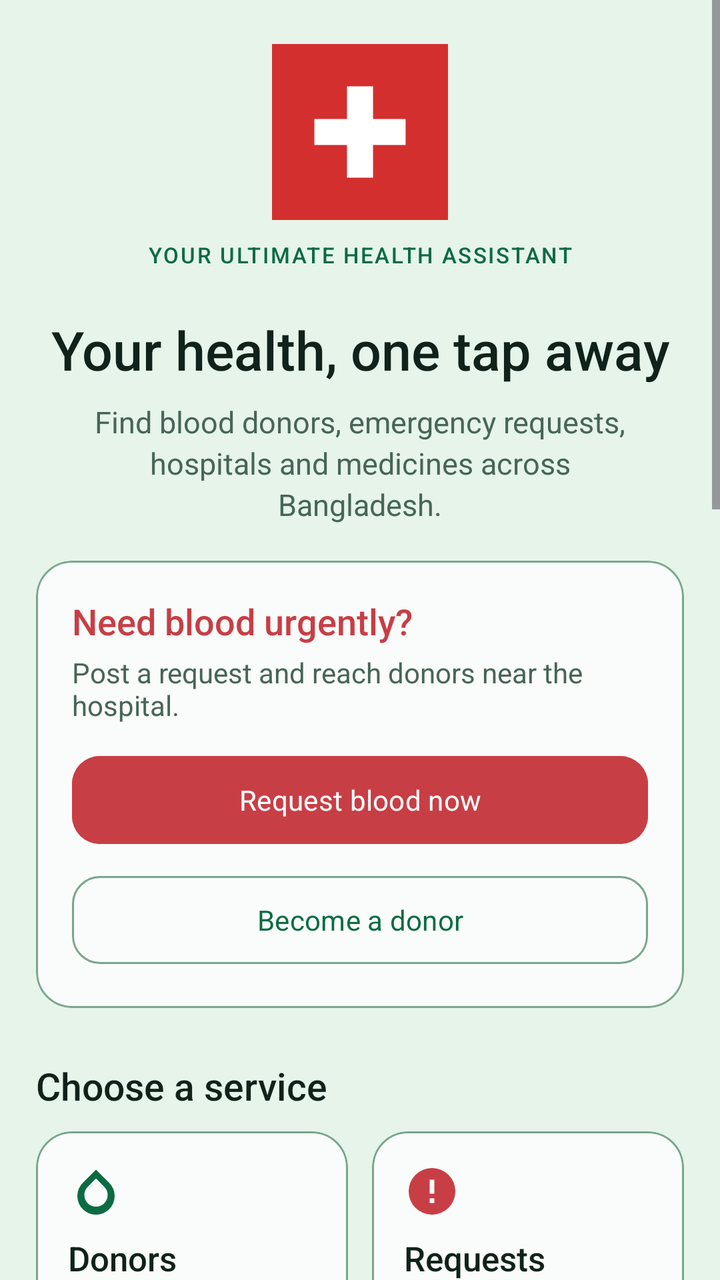
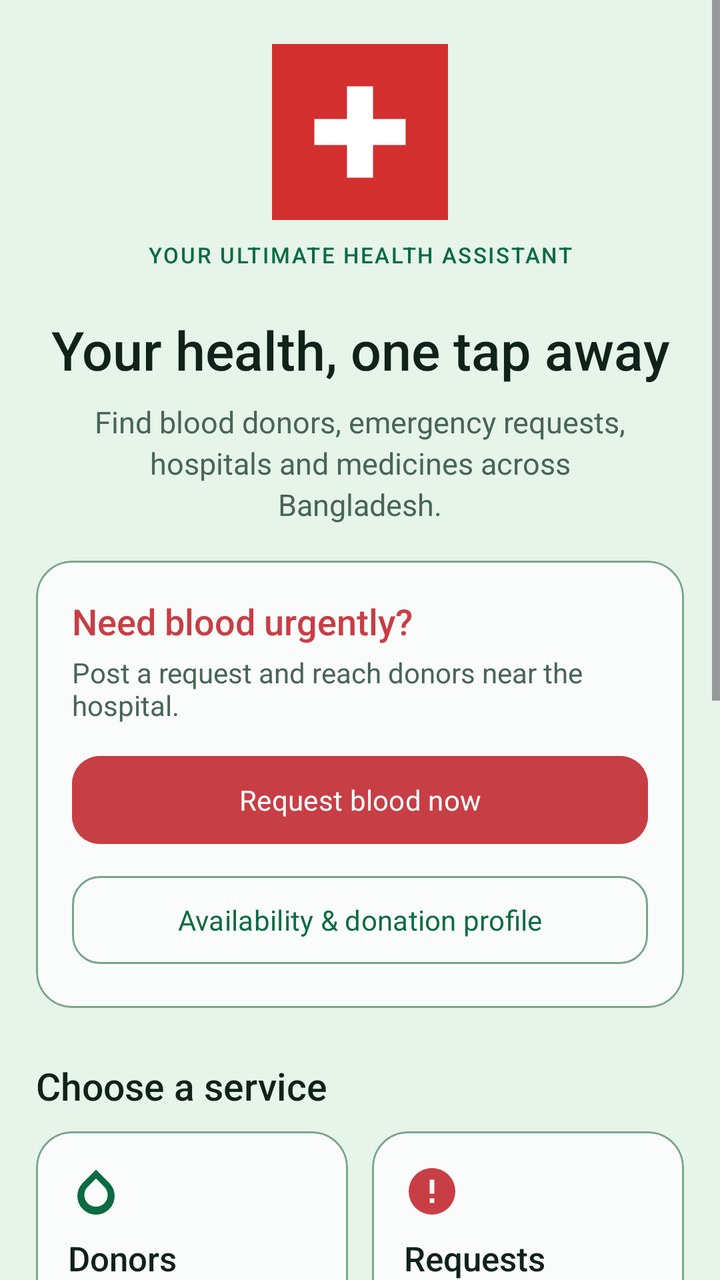

Before-and-after screenshots of an Android layout around one commit, followed by the original layout XML and the change that was made.
<!-- AndroidManifest.xml: application theme Theme.ShasthoBondhu -->
<!-- res/layout/fragment_home.xml -->
<?xml version="1.0" encoding="utf-8"?>
<ScrollView xmlns:android="http://schemas.android.com/apk/res/android"
    xmlns:app="http://schemas.android.com/apk/res-auto"
    android:layout_width="match_parent"
    android:layout_height="match_parent"
    android:background="@color/background"
    android:clipToPadding="false"
    android:fillViewport="true">

    <LinearLayout
        android:layout_width="match_parent"
        android:layout_height="wrap_content"
        android:orientation="vertical"
        android:paddingStart="18dp"
        android:paddingTop="22dp"
        android:paddingEnd="18dp"
        android:paddingBottom="24dp">

        <ImageView
            android:layout_width="88dp"
            android:layout_height="88dp"
            android:layout_gravity="center_horizontal"
            android:contentDescription="@string/app_name"
            android:src="@drawable/ic_app_logo" />

        <TextView
            android:layout_width="match_parent"
            android:layout_height="wrap_content"
            android:layout_marginTop="10dp"
            android:fontFamily="sans-serif-medium"
            android:gravity="center"
            android:letterSpacing="0.08"
            android:text="@string/brand_tagline"
            android:textColor="@color/primary"
            android:textSize="11sp" />

        <TextView
            android:layout_width="match_parent"
            android:layout_height="wrap_content"
            android:layout_marginTop="22dp"
            android:fontFamily="sans-serif-medium"
            android:gravity="center"
            android:text="@string/home_greeting"
            android:textColor="@color/text_primary"
            android:textSize="27sp" />

        <TextView
            android:layout_width="match_parent"
            android:layout_height="wrap_content"
            android:layout_marginStart="16dp"
            android:layout_marginTop="8dp"
            android:layout_marginEnd="16dp"
            android:gravity="center"
            android:lineSpacingExtra="3dp"
            android:text="@string/home_subtitle"
            android:textColor="@color/text_secondary"
            android:textSize="15sp" />

        <com.google.android.material.card.MaterialCardView
            style="@style/Widget.Shastho.Card.Box"
            android:layout_width="match_parent"
            android:layout_height="wrap_content"
            android:layout_marginTop="18dp">

            <LinearLayout
                android:layout_width="match_parent"
                android:layout_height="wrap_content"
                android:orientation="vertical"
                android:padding="18dp">

                <TextView
                    android:layout_width="match_parent"
                    android:layout_height="wrap_content"
                    android:fontFamily="sans-serif-medium"
                    android:text="@string/home_emergency_title"
                    android:textColor="@color/emergency"
                    android:textSize="18sp" />

                <TextView
                    android:layout_width="match_parent"
                    android:layout_height="wrap_content"
                    android:layout_marginTop="4dp"
                    android:text="@string/home_emergency_note"
                    android:textColor="@color/text_secondary"
                    android:textSize="14sp" />

                <com.google.android.material.button.MaterialButton
                    android:id="@+id/btnQuickRequest"
                    style="@style/Widget.Shastho.Button.Primary"
                    android:layout_width="match_parent"
                    android:layout_height="52dp"
                    android:layout_marginTop="12dp"
                    android:backgroundTint="@color/emergency"
                    android:text="@string/request_blood_now" />

                <com.google.android.material.button.MaterialButton
                    android:id="@+id/btnQuickDonate"
                    style="@style/Widget.Shastho.Button.Box"
                    android:layout_width="match_parent"
                    android:layout_height="52dp"
                    android:layout_marginTop="8dp"
                    android:text="@string/become_donor" />
            </LinearLayout>
        </com.google.android.material.card.MaterialCardView>

        <TextView
            android:layout_width="match_parent"
            android:layout_height="wrap_content"
            android:layout_marginTop="26dp"
            android:fontFamily="sans-serif-medium"
            android:text="@string/home_choose_service"
            android:textColor="@color/text_primary"
            android:textSize="19sp" />

        <LinearLayout
            android:layout_width="match_parent"
            android:layout_height="wrap_content"
            android:layout_marginTop="10dp"
            android:baselineAligned="false"
            android:orientation="horizontal">

            <com.google.android.material.card.MaterialCardView
                android:id="@+id/cardDonors"
                style="@style/Widget.Shastho.Card.Action"
                android:layout_width="0dp"
                android:layout_height="124dp"
                android:layout_marginEnd="6dp"
                android:layout_weight="1">

                <LinearLayout
                    android:layout_width="match_parent"
                    android:layout_height="match_parent"
                    android:gravity="center_vertical"
                    android:orientation="vertical"
                    android:padding="16dp">
                    <ImageView
                        android:layout_width="28dp"
                        android:layout_height="28dp"
                        android:contentDescription="@string/nav_donors"
                        android:src="@drawable/ic_nav_donors"
                        app:tint="@color/primary" />
                    <TextView
                        android:layout_width="wrap_content"
                        android:layout_height="wrap_content"
                        android:layout_marginTop="8dp"
                        android:fontFamily="sans-serif-medium"
                        android:text="@string/nav_donors"
                        android:textColor="@color/text_primary"
                        android:textSize="17sp" />
                    <TextView
                        android:layout_width="match_parent"
                        android:layout_height="wrap_content"
                        android:layout_marginTop="2dp"
                        android:maxLines="2"
                        android:text="@string/home_donors_note"
                        android:textColor="@color/text_secondary"
                        android:textSize="13sp" />
                </LinearLayout>
            </com.google.android.material.card.MaterialCardView>

            <com.google.android.material.card.MaterialCardView
                android:id="@+id/cardRequests"
                style="@style/Widget.Shastho.Card.Action"
                android:layout_width="0dp"
                android:layout_height="124dp"
                android:layout_marginStart="6dp"
                android:layout_weight="1">
                <LinearLayout
                    android:layout_width="match_parent"
                    android:layout_height="match_parent"
                    android:gravity="center_vertical"
                    android:orientation="vertical"
                    android:padding="16dp">
                    <ImageView
                        android:layout_width="28dp"
                        android:layout_height="28dp"
                        android:contentDescription="@string/nav_requests"
                        android:src="@drawable/ic_nav_requests"
                        app:tint="@color/emergency" />
                    <TextView
                        android:layout_width="wrap_content"
                        android:layout_height="wrap_content"
                        android:layout_marginTop="8dp"
                        android:fontFamily="sans-serif-medium"
                        android:text="@string/nav_requests"
                        android:textColor="@color/text_primary"
                        android:textSize="17sp" />
                    <TextView
                        android:layout_width="match_parent"
                        android:layout_height="wrap_content"
                        android:layout_marginTop="2dp"
                        android:maxLines="2"
                        android:text="@string/home_requests_note"
                        android:textColor="@color/text_secondary"
                        android:textSize="13sp" />
                </LinearLayout>
            </com.google.android.material.card.MaterialCardView>
        </LinearLayout>

        <LinearLayout
            android:layout_width="match_parent"
            android:layout_height="wrap_content"
            android:layout_marginTop="12dp"
            android:baselineAligned="false"
            android:orientation="horizontal">

            <com.google.android.material.card.MaterialCardView
                android:id="@+id/cardHospitals"
                style="@style/Widget.Shastho.Card.Action"
                android:layout_width="0dp"
                android:layout_height="124dp"
                android:layout_marginEnd="6dp"
                android:layout_weight="1">
                <LinearLayout
                    android:layout_width="match_parent"
                    android:layout_height="match_parent"
                    android:gravity="center_vertical"
                    android:orientation="vertical"
                    android:padding="16dp">
                    <ImageView
                        android:layout_width="28dp"
                        android:layout_height="28dp"
                        android:contentDescription="@string/nav_hospitals"
                        android:src="@drawable/ic_nav_hospitals"
                        app:tint="@color/primary" />
                    <TextView
                        android:layout_width="wrap_content"
                        android:layout_height="wrap_content"
                        android:layout_marginTop="8dp"
                        android:fontFamily="sans-serif-medium"
                        android:text="@string/nav_hospitals"
                        android:textColor="@color/text_primary"
                        android:textSize="17sp" />
                    <TextView
                        android:layout_width="match_parent"
                        android:layout_height="wrap_content"
                        android:layout_marginTop="2dp"
                        android:maxLines="2"
                        android:text="@string/home_hospitals_note"
                        android:textColor="@color/text_secondary"
                        android:textSize="13sp" />
                </LinearLayout>
            </com.google.android.material.card.MaterialCardView>

            <com.google.android.material.card.MaterialCardView
                android:id="@+id/cardMedicines"
                style="@style/Widget.Shastho.Card.Action"
                android:layout_width="0dp"
                android:layout_height="124dp"
                android:layout_marginStart="6dp"
                android:layout_weight="1">
                <LinearLayout
                    android:layout_width="match_parent"
                    android:layout_height="match_parent"
                    android:gravity="center_vertical"
                    android:orientation="vertical"
                    android:padding="16dp">
                    <ImageView
                        android:layout_width="28dp"
                        android:layout_height="28dp"
                        android:contentDescription="@string/nav_medicines"
                        android:src="@drawable/ic_nav_medicines"
                        app:tint="@color/primary" />
                    <TextView
                        android:layout_width="wrap_content"
                        android:layout_height="wrap_content"
                        android:layout_marginTop="8dp"
                        android:fontFamily="sans-serif-medium"
                        android:text="@string/nav_medicines"
                        android:textColor="@color/text_primary"
                        android:textSize="17sp" />
                    <TextView
                        android:layout_width="match_parent"
                        android:layout_height="wrap_content"
                        android:layout_marginTop="2dp"
                        android:maxLines="2"
                        android:text="@string/home_medicines_note"
                        android:textColor="@color/text_secondary"
                        android:textSize="13sp" />
                </LinearLayout>
            </com.google.android.material.card.MaterialCardView>
        </LinearLayout>

        <com.google.android.material.card.MaterialCardView
            style="@style/Widget.Shastho.Card.Box"
            android:layout_width="match_parent"
            android:layout_height="wrap_content"
            android:layout_marginTop="18dp">

            <LinearLayout
                android:layout_width="match_parent"
                android:layout_height="wrap_content"
                android:orientation="vertical"
                android:padding="18dp">

                <TextView
                    android:layout_width="match_parent"
                    android:layout_height="wrap_content"
                    android:fontFamily="sans-serif-medium"
                    android:text="@string/lab_home_title"
                    android:textColor="@color/text_primary"
                    android:textSize="18sp" />

                <TextView
                    android:layout_width="match_parent"
                    android:layout_height="wrap_content"
                    android:layout_marginTop="4dp"
                    android:text="@string/lab_home_note"
                    android:textColor="@color/text_secondary"
                    android:textSize="14sp" />

                <com.google.android.material.button.MaterialButton
                    android:id="@+id/btnLabDemo"
                    style="@style/Widget.Shastho.Button.Primary"
                    android:layout_width="match_parent"
                    android:layout_height="52dp"
                    android:layout_marginTop="14dp"
                    android:text="@string/open_lab_demo" />
            </LinearLayout>
        </com.google.android.material.card.MaterialCardView>

        <com.google.android.material.card.MaterialCardView
            style="@style/Widget.Shastho.Card.Box"
            android:layout_width="match_parent"
            android:layout_height="wrap_content"
            android:layout_marginTop="18dp">
            <LinearLayout
                android:layout_width="match_parent"
                android:layout_height="wrap_content"
                android:orientation="vertical"
                android:padding="18dp">
                <TextView
                    android:layout_width="match_parent"
                    android:layout_height="wrap_content"
                    android:fontFamily="sans-serif-medium"
                    android:text="@string/owner_access_title"
                    android:textColor="@color/text_primary"
                    android:textSize="18sp" />
                <TextView
                    android:layout_width="match_parent"
                    android:layout_height="wrap_content"
                    android:layout_marginTop="4dp"
                    android:text="@string/owner_access_note"
                    android:textColor="@color/text_secondary"
                    android:textSize="14sp" />
                <com.google.android.material.button.MaterialButton
                    android:id="@+id/btnPharmacyOwner"
                    style="@style/Widget.Shastho.Button.Primary"
                    android:layout_width="match_parent"
                    android:layout_height="52dp"
                    android:layout_marginTop="14dp"
                    android:text="@string/pharmacy_owner_login" />
                <com.google.android.material.button.MaterialButton
                    android:id="@+id/btnHospitalOwner"
                    style="@style/Widget.Shastho.Button.Box"
                    android:layout_width="match_parent"
                    android:layout_height="52dp"
                    android:layout_marginTop="8dp"
                    android:text="@string/hospital_owner_login" />
            </LinearLayout>
        </com.google.android.material.card.MaterialCardView>

        <com.google.android.material.card.MaterialCardView
            style="@style/Widget.Shastho.Card.Box"
            android:layout_width="match_parent"
            android:layout_height="wrap_content"
            android:layout_marginTop="18dp">
            <LinearLayout
                android:layout_width="match_parent"
                android:layout_height="wrap_content"
                android:orientation="vertical"
                android:padding="18dp">
                <TextView
                    android:id="@+id/tvAccountTitle"
                    android:layout_width="match_parent"
                    android:layout_height="wrap_content"
                    android:fontFamily="sans-serif-medium"
                    android:text="@string/home_account_title"
                    android:textColor="@color/text_primary"
                    android:textSize="18sp" />
                <TextView
                    android:id="@+id/tvAccountNote"
                    android:layout_width="match_parent"
                    android:layout_height="wrap_content"
                    android:layout_marginTop="4dp"
                    android:lineSpacingExtra="2dp"
                    android:text="@string/home_account_note"
                    android:textColor="@color/text_secondary"
                    android:textSize="14sp" />
                <com.google.android.material.button.MaterialButton
                    android:id="@+id/btnLogin"
                    style="@style/Widget.Shastho.Button.Primary"
                    android:layout_width="match_parent"
                    android:layout_height="52dp"
                    android:layout_marginTop="16dp"
                    android:text="@string/action_login" />
                <com.google.android.material.button.MaterialButton
                    android:id="@+id/btnRegister"
                    style="@style/Widget.Shastho.Button.Box"
                    android:layout_width="match_parent"
                    android:layout_height="52dp"
                    android:layout_marginTop="8dp"
                    android:text="@string/action_register" />
                <com.google.android.material.button.MaterialButton
                    android:id="@+id/btnForgotPassword"
                    style="@style/Widget.Material3.Button.TextButton"
                    android:layout_width="wrap_content"
                    android:layout_height="48dp"
                    android:layout_gravity="center_horizontal"
                    android:layout_marginTop="2dp"
                    android:text="@string/forgot_password"
                    android:textAllCaps="false"
                    android:textColor="@color/primary" />
                <com.google.android.material.button.MaterialButton
                    android:id="@+id/btnOpenDashboard"
                    style="@style/Widget.Shastho.Button.Primary"
                    android:layout_width="match_parent"
                    android:layout_height="52dp"
                    android:layout_marginTop="14dp"
                    android:text="@string/open_dashboard"
                    android:visibility="gone" />
                <com.google.android.material.button.MaterialButton
                    android:id="@+id/btnSignOut"
                    style="@style/Widget.Shastho.Button.Box"
                    android:layout_width="match_parent"
                    android:layout_height="52dp"
                    android:layout_marginTop="8dp"
                    android:text="@string/sign_out"
                    android:visibility="gone" />
                <TextView
                    android:id="@+id/tvLocalModeNotice"
                    android:layout_width="match_parent"
                    android:layout_height="wrap_content"
                    android:layout_marginTop="10dp"
                    android:text="@string/local_mode_notice"
                    android:textColor="@color/warning"
                    android:textSize="12sp"
                    android:visibility="gone" />
            </LinearLayout>
        </com.google.android.material.card.MaterialCardView>
    </LinearLayout>
</ScrollView>
<!-- resources referenced by this layout -->
<resources>
  <color name="background">#E6F4EA</color>
  <color name="emergency">#C83E45</color>
  <color name="primary">#0B6B43</color>
  <color name="text_primary">#102219</color>
  <color name="text_secondary">#486557</color>
  <color name="warning">#A66F00</color>
  <string name="action_login">Login</string>
  <string name="action_register">Register</string>
  <string name="app_name">ShasthoBondhu</string>
  <string name="become_donor">Become a donor</string>
  <string name="brand_tagline">YOUR ULTIMATE HEALTH ASSISTANT</string>
  <string name="forgot_password">Forgot password?</string>
  <string name="home_account_note">Sign in to register as a donor, request blood or manage pharmacy stock.</string>
  <string name="home_account_title">Your ShasthoBondhu account</string>
  <string name="home_choose_service">Choose a service</string>
  <string name="home_donors_note">Find nearby blood donors</string>
  <string name="home_emergency_note">Post a request and reach donors near the hospital.</string>
  <string name="home_emergency_title">Need blood urgently?</string>
  <string name="home_greeting">Your health, one tap away</string>
  <string name="home_hospitals_note">Find care by area</string>
  <string name="home_medicines_note">Check pharmacy stock</string>
  <string name="home_requests_note">See urgent blood needs</string>
  <string name="home_subtitle">Find blood donors, emergency requests, hospitals and medicines across Bangladesh.</string>
  <string name="hospital_owner_login">Hospital owner</string>
  <string name="lab_home_note">Open the live demonstrations for Intents, broadcasts, contacts, services, JSON API and Firebase.</string>
  <string name="lab_home_title">Android components lab</string>
  <string name="local_mode_notice">Firebase email sign-in is not enabled, so this account is stored on this phone. Enable Email/Password in Firebase to sync.</string>
  <string name="nav_donors">Donors</string>
  <string name="nav_hospitals">Hospitals</string>
  <string name="nav_medicines">Medicines</string>
  <string name="nav_requests">Requests</string>
  <string name="open_dashboard">Open my dashboard</string>
  <string name="open_lab_demo">Open lab demonstration</string>
  <string name="owner_access_note">Create your facility, then publish the medicines, tests and services you have available.</string>
  <string name="owner_access_title">For pharmacy and hospital owners</string>
  <string name="pharmacy_owner_login">Pharmacy owner</string>
  <string name="request_blood_now">Request blood now</string>
  <string name="sign_out">Sign out</string>
  <style name="Widget.Shastho.Button.Primary" parent="Widget.Material3.Button">
          <item name="backgroundTint">@color/primary</item>
          <item name="android:textColor">@color/on_primary</item>
          <item name="cornerRadius">14dp</item>
          <item name="android:minHeight">52dp</item>
          <item name="android:textAllCaps">false</item>
      </style>
  <style name="Widget.Shastho.Card.Action" parent="Widget.Shastho.Card.Box">
          <item name="rippleColor">@color/primary_container</item>
          <item name="android:clickable">true</item>
          <item name="android:focusable">true</item>
      </style>
  <style name="Widget.Shastho.Card.Box" parent="Widget.Material3.CardView.Outlined">
          <item name="cardBackgroundColor">@color/surface</item>
          <item name="cardCornerRadius">18dp</item>
          <item name="cardElevation">0dp</item>
          <item name="strokeColor">@color/outline</item>
          <item name="strokeWidth">1dp</item>
      </style>
  <color name="outline">#7AA58D</color>
  <color name="on_primary">#FFFFFF</color>
  <color name="primary_container">#C9EAD5</color>
  <color name="surface">#F9FCFA</color>
  <color name="on_primary_container">#073C27</color>
  <color name="surface_variant">#D5E9DC</color>
  <!-- unchanged entries left out for length: 7 -->
</resources>

<!-- the commit's change to res/layout/fragment_home.xml (unified diff, before → after) -->
@@ -99,7 +99,7 @@
                     android:layout_width="match_parent"
                     android:layout_height="52dp"
                     android:layout_marginTop="8dp"
-                    android:text="@string/become_donor" />
+                    android:text="@string/manage_donor_profile" />
             </LinearLayout>
         </com.google.android.material.card.MaterialCardView>
 
@@ -330,47 +330,6 @@
                 android:orientation="vertical"
                 android:padding="18dp">
                 <TextView
-                    android:layout_width="match_parent"
-                    android:layout_height="wrap_content"
-                    android:fontFamily="sans-serif-medium"
-                    android:text="@string/owner_access_title"
-                    android:textColor="@color/text_primary"
-                    android:textSize="18sp" />
-                <TextView
-                    android:layout_width="match_parent"
-                    android:layout_height="wrap_content"
-                    android:layout_marginTop="4dp"
-                    android:text="@string/owner_access_note"
-                    android:textColor="@color/text_secondary"
-                    android:textSize="14sp" />
-                <com.google.android.material.button.MaterialButton
-                    android:id="@+id/btnPharmacyOwner"
-                    style="@style/Widget.Shastho.Button.Primary"
-                    android:layout_width="match_parent"
-                    android:layout_height="52dp"
-                    android:layout_marginTop="14dp"
-                    android:text="@string/pharmacy_owner_login" />
-                <com.google.android.material.button.MaterialButton
-                    android:id="@+id/btnHospitalOwner"
-                    style="@style/Widget.Shastho.Button.Box"
-                    android:layout_width="match_parent"
-                    android:layout_height="52dp"
-                    android:layout_marginTop="8dp"
-                    android:text="@string/hospital_owner_login" />
-            </LinearLayout>
-        </com.google.android.material.card.MaterialCardView>
-
-        <com.google.android.material.card.MaterialCardView
-            style="@style/Widget.Shastho.Card.Box"
-            android:layout_width="match_parent"
-            android:layout_height="wrap_content"
-            android:layout_marginTop="18dp">
-            <LinearLayout
-                android:layout_width="match_parent"
-                android:layout_height="wrap_content"
-                android:orientation="vertical"
-                android:padding="18dp">
-                <TextView
                     android:id="@+id/tvAccountTitle"
                     android:layout_width="match_parent"
                     android:layout_height="wrap_content"
@@ -387,38 +346,6 @@
                     android:text="@string/home_account_note"
                     android:textColor="@color/text_secondary"
                     android:textSize="14sp" />
-                <com.google.android.material.button.MaterialButton
-                    android:id="@+id/btnLogin"
-                    style="@style/Widget.Shastho.Button.Primary"
-                    android:layout_width="match_parent"
-                    android:layout_height="52dp"
-                    android:layout_marginTop="16dp"
-                    android:text="@string/action_login" />
-                <com.google.android.material.button.MaterialButton
-                    android:id="@+id/btnRegister"
-                    style="@style/Widget.Shastho.Button.Box"
-                    android:layout_width="match_parent"
-                    android:layout_height="52dp"
-                    android:layout_marginTop="8dp"
-                    android:text="@string/action_register" />
-                <com.google.android.material.button.MaterialButton
-                    android:id="@+id/btnForgotPassword"
-                    style="@style/Widget.Material3.Button.TextButton"
-                    android:layout_width="wrap_content"
-                    android:layout_height="48dp"
-                    android:layout_gravity="center_horizontal"
-                    android:layout_marginTop="2dp"
-                    android:text="@string/forgot_password"
-                    android:textAllCaps="false"
-                    android:textColor="@color/primary" />
-                <com.google.android.material.button.MaterialButton
-                    android:id="@+id/btnOpenDashboard"
-                    style="@style/Widget.Shastho.Button.Primary"
-                    android:layout_width="match_parent"
-                    android:layout_height="52dp"
-                    android:layout_marginTop="14dp"
-                    android:text="@string/open_dashboard"
-                    android:visibility="gone" />
                 <com.google.android.material.button.MaterialButton
                     android:id="@+id/btnSignOut"
                     style="@style/Widget.Shastho.Button.Box"
<!-- resource entries referenced after the edit -->
@@ -6,12 +6,8 @@
   <color name="text_primary">#102219</color>
   <color name="text_secondary">#486557</color>
   <color name="warning">#A66F00</color>
-  <string name="action_login">Login</string>
-  <string name="action_register">Register</string>
   <string name="app_name">ShasthoBondhu</string>
-  <string name="become_donor">Become a donor</string>
   <string name="brand_tagline">YOUR ULTIMATE HEALTH ASSISTANT</string>
-  <string name="forgot_password">Forgot password?</string>
   <string name="home_account_note">Sign in to register as a donor, request blood or manage pharmacy stock.</string>
   <string name="home_account_title">Your ShasthoBondhu account</string>
   <string name="home_choose_service">Choose a service</string>
@@ -23,19 +19,15 @@
   <string name="home_medicines_note">Check pharmacy stock</string>
   <string name="home_requests_note">See urgent blood needs</string>
   <string name="home_subtitle">Find blood donors, emergency requests, hospitals and medicines across Bangladesh.</string>
-  <string name="hospital_owner_login">Hospital owner</string>
   <string name="lab_home_note">Open the live demonstrations for Intents, broadcasts, contacts, services, JSON API and Firebase.</string>
   <string name="lab_home_title">Android components lab</string>
   <string name="local_mode_notice">Firebase email sign-in is not enabled, so this account is stored on this phone. Enable Email/Password in Firebase to sync.</string>
+  <string name="manage_donor_profile">Availability &amp; donation profile</string>
   <string name="nav_donors">Donors</string>
   <string name="nav_hospitals">Hospitals</string>
   <string name="nav_medicines">Medicines</string>
   <string name="nav_requests">Requests</string>
-  <string name="open_dashboard">Open my dashboard</string>
   <string name="open_lab_demo">Open lab demonstration</string>
-  <string name="owner_access_note">Create your facility, then publish the medicines, tests and services you have available.</string>
-  <string name="owner_access_title">For pharmacy and hospital owners</string>
-  <string name="pharmacy_owner_login">Pharmacy owner</string>
   <string name="request_blood_now">Request blood now</string>
   <string name="sign_out">Sign out</string>
   <style name="Widget.Shastho.Button.Primary" parent="Widget.Material3.Button">
